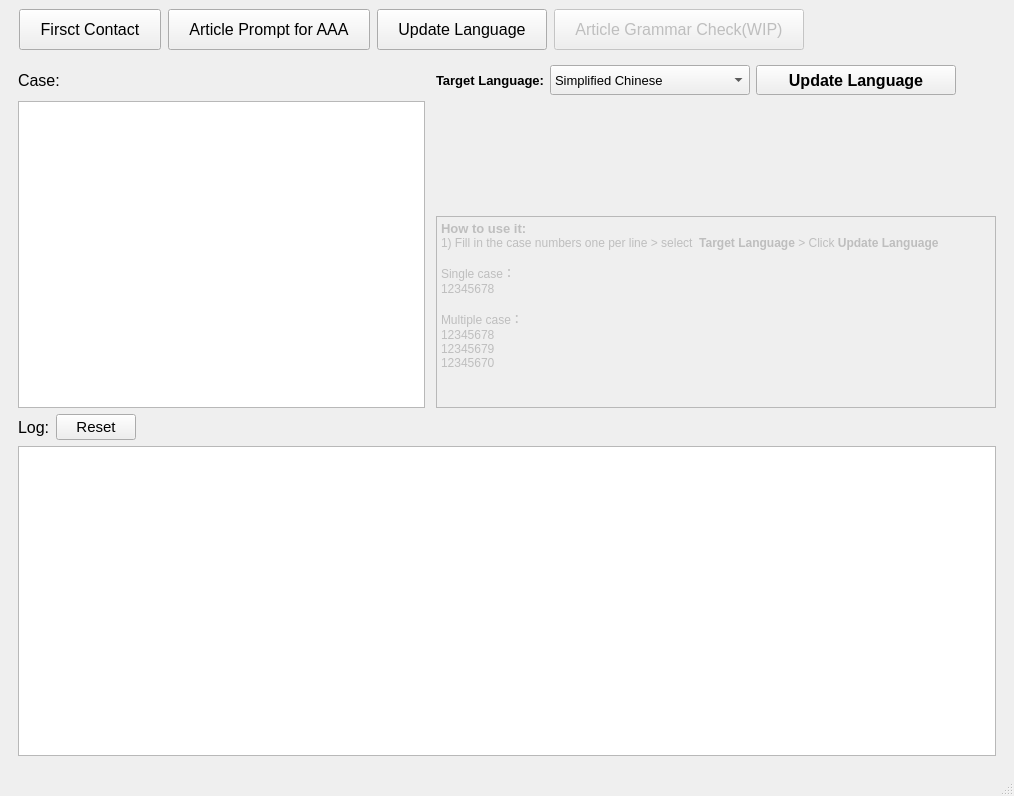
This is sfgui_v3.ui in dlgma0/SFTool as Qt 5 draws it before an edit. The edited form follows.
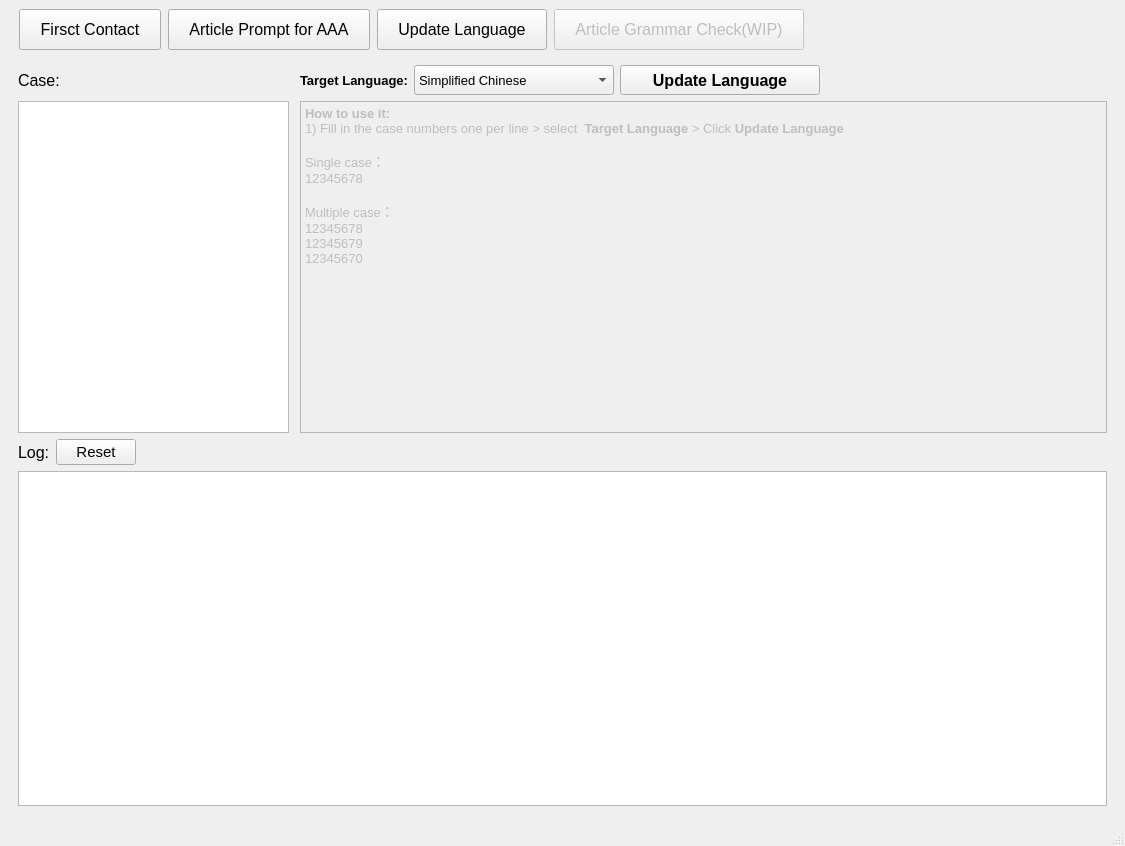
This is the edited form. The open tabs and pages were chosen to show the change.

```diff
--- a/sfgui_v3.ui
+++ b/sfgui_v3.ui
@@ -6,8 +6,8 @@
    <rect>
     <x>0</x>
     <y>0</y>
-    <width>1014</width>
-    <height>796</height>
+    <width>1125</width>
+    <height>846</height>
    </rect>
   </property>
   <property name="windowTitle">
@@ -635,7 +635,7 @@
         <widget class="QWidget" name="page_lang">
          <layout class="QVBoxLayout" name="verticalLayout_7">
           <item>
-           <layout class="QHBoxLayout" name="layout_case_area_2" stretch="0,0">
+           <layout class="QHBoxLayout" name="layout_case_area_2" stretch="1,3">
             <item>
              <layout class="QVBoxLayout" name="layout_caselist_2">
               <item>
@@ -668,7 +668,13 @@
                </widget>
               </item>
               <item>
-               <widget class="QPlainTextEdit" name="caselist_lang"/>
+               <widget class="QPlainTextEdit" name="caselist_lang">
+                <property name="font">
+                 <font>
+                  <pointsize>12</pointsize>
+                 </font>
+                </property>
+               </widget>
               </item>
              </layout>
             </item>
@@ -780,19 +786,6 @@
                 </item>
                </layout>
               </item>
-              <item>
-               <spacer name="verticalSpacer">
-                <property name="orientation">
-                 <enum>Qt::Vertical</enum>
-                </property>
-                <property name="sizeHint" stdset="0">
-                 <size>
-                  <width>20</width>
-                  <height>40</height>
-                 </size>
-                </property>
-               </spacer>
-              </item>
               <item>
                <widget class="QTextBrowser" name="textBrowser_3">
                 <property name="enabled">
@@ -804,15 +797,15 @@
 p, li { white-space: pre-wrap; }
 &lt;/style&gt;&lt;/head&gt;&lt;body style=&quot; font-family:'SimSun'; font-size:7.2pt; font-weight:400; font-style:normal;&quot;&gt;
 &lt;p style=&quot; margin-top:0px; margin-bottom:0px; margin-left:0px; margin-right:0px; -qt-block-indent:0; text-indent:0px;&quot;&gt;&lt;span style=&quot; font-size:10pt; font-weight:600;&quot;&gt;How to use it:&lt;/span&gt;&lt;/p&gt;
-&lt;p style=&quot; margin-top:0px; margin-bottom:0px; margin-left:0px; margin-right:0px; -qt-block-indent:0; text-indent:0px;&quot;&gt;&lt;span style=&quot; font-size:9pt;&quot;&gt;1) Fill in the case numbers one per line &amp;gt; select &lt;/span&gt;&lt;span style=&quot; font-size:9pt; font-weight:600;&quot;&gt; Target Language&lt;/span&gt;&lt;span style=&quot; font-size:9pt;&quot;&gt; &amp;gt; Click &lt;/span&gt;&lt;span style=&quot; font-size:9pt; font-weight:600;&quot;&gt;Update Language&lt;/span&gt;&lt;/p&gt;
-&lt;p style=&quot;-qt-paragraph-type:empty; margin-top:0px; margin-bottom:0px; margin-left:0px; margin-right:0px; -qt-block-indent:0; text-indent:0px; font-size:9pt; font-weight:600;&quot;&gt;&lt;br /&gt;&lt;/p&gt;
-&lt;p style=&quot; margin-top:0px; margin-bottom:0px; margin-left:0px; margin-right:0px; -qt-block-indent:0; text-indent:0px;&quot;&gt;&lt;span style=&quot; font-size:9pt;&quot;&gt;Single case：&lt;/span&gt;&lt;/p&gt;
-&lt;p style=&quot; margin-top:0px; margin-bottom:0px; margin-left:0px; margin-right:0px; -qt-block-indent:0; text-indent:0px;&quot;&gt;&lt;span style=&quot; font-size:9pt;&quot;&gt;12345678&lt;/span&gt;&lt;/p&gt;
-&lt;p style=&quot;-qt-paragraph-type:empty; margin-top:0px; margin-bottom:0px; margin-left:0px; margin-right:0px; -qt-block-indent:0; text-indent:0px; font-size:9pt;&quot;&gt;&lt;br /&gt;&lt;/p&gt;
-&lt;p style=&quot; margin-top:0px; margin-bottom:0px; margin-left:0px; margin-right:0px; -qt-block-indent:0; text-indent:0px;&quot;&gt;&lt;span style=&quot; font-size:9pt;&quot;&gt;Multiple case：&lt;/span&gt;&lt;/p&gt;
-&lt;p style=&quot; margin-top:0px; margin-bottom:0px; margin-left:0px; margin-right:0px; -qt-block-indent:0; text-indent:0px;&quot;&gt;&lt;span style=&quot; font-size:9pt;&quot;&gt;12345678&lt;/span&gt;&lt;/p&gt;
-&lt;p style=&quot; margin-top:0px; margin-bottom:0px; margin-left:0px; margin-right:0px; -qt-block-indent:0; text-indent:0px;&quot;&gt;&lt;span style=&quot; font-size:9pt;&quot;&gt;12345679&lt;/span&gt;&lt;/p&gt;
-&lt;p style=&quot; margin-top:0px; margin-bottom:0px; margin-left:0px; margin-right:0px; -qt-block-indent:0; text-indent:0px;&quot;&gt;&lt;span style=&quot; font-size:9pt;&quot;&gt;12345670&lt;/span&gt;&lt;/p&gt;&lt;/body&gt;&lt;/html&gt;</string>
+&lt;p style=&quot; margin-top:0px; margin-bottom:0px; margin-left:0px; margin-right:0px; -qt-block-indent:0; text-indent:0px;&quot;&gt;&lt;span style=&quot; font-size:10pt;&quot;&gt;1) Fill in the case numbers one per line &amp;gt; select &lt;/span&gt;&lt;span style=&quot; font-size:10pt; font-weight:600;&quot;&gt; Target Language&lt;/span&gt;&lt;span style=&quot; font-size:10pt;&quot;&gt; &amp;gt; Click &lt;/span&gt;&lt;span style=&quot; font-size:10pt; font-weight:600;&quot;&gt;Update Language&lt;/span&gt;&lt;/p&gt;
+&lt;p style=&quot;-qt-paragraph-type:empty; margin-top:0px; margin-bottom:0px; margin-left:0px; margin-right:0px; -qt-block-indent:0; text-indent:0px; font-size:10pt; font-weight:600;&quot;&gt;&lt;br /&gt;&lt;/p&gt;
+&lt;p style=&quot; margin-top:0px; margin-bottom:0px; margin-left:0px; margin-right:0px; -qt-block-indent:0; text-indent:0px;&quot;&gt;&lt;span style=&quot; font-size:10pt;&quot;&gt;Single case：&lt;/span&gt;&lt;/p&gt;
+&lt;p style=&quot; margin-top:0px; margin-bottom:0px; margin-left:0px; margin-right:0px; -qt-block-indent:0; text-indent:0px;&quot;&gt;&lt;span style=&quot; font-size:10pt;&quot;&gt;12345678&lt;/span&gt;&lt;/p&gt;
+&lt;p style=&quot;-qt-paragraph-type:empty; margin-top:0px; margin-bottom:0px; margin-left:0px; margin-right:0px; -qt-block-indent:0; text-indent:0px; font-size:10pt;&quot;&gt;&lt;br /&gt;&lt;/p&gt;
+&lt;p style=&quot; margin-top:0px; margin-bottom:0px; margin-left:0px; margin-right:0px; -qt-block-indent:0; text-indent:0px;&quot;&gt;&lt;span style=&quot; font-size:10pt;&quot;&gt;Multiple case：&lt;/span&gt;&lt;/p&gt;
+&lt;p style=&quot; margin-top:0px; margin-bottom:0px; margin-left:0px; margin-right:0px; -qt-block-indent:0; text-indent:0px;&quot;&gt;&lt;span style=&quot; font-size:10pt;&quot;&gt;12345678&lt;/span&gt;&lt;/p&gt;
+&lt;p style=&quot; margin-top:0px; margin-bottom:0px; margin-left:0px; margin-right:0px; -qt-block-indent:0; text-indent:0px;&quot;&gt;&lt;span style=&quot; font-size:10pt;&quot;&gt;12345679&lt;/span&gt;&lt;/p&gt;
+&lt;p style=&quot; margin-top:0px; margin-bottom:0px; margin-left:0px; margin-right:0px; -qt-block-indent:0; text-indent:0px;&quot;&gt;&lt;span style=&quot; font-size:10pt;&quot;&gt;12345670&lt;/span&gt;&lt;/p&gt;&lt;/body&gt;&lt;/html&gt;</string>
                 </property>
                </widget>
               </item>
@@ -866,7 +859,13 @@
             <item>
              <layout class="QHBoxLayout" name="horizontalLayout_11">
               <item>
-               <widget class="QTextBrowser" name="log_lang"/>
+               <widget class="QTextBrowser" name="log_lang">
+                <property name="font">
+                 <font>
+                  <pointsize>8</pointsize>
+                 </font>
+                </property>
+               </widget>
               </item>
              </layout>
             </item>
```
Left out of the diff: 79 changed lines with no effect on the pictures.
